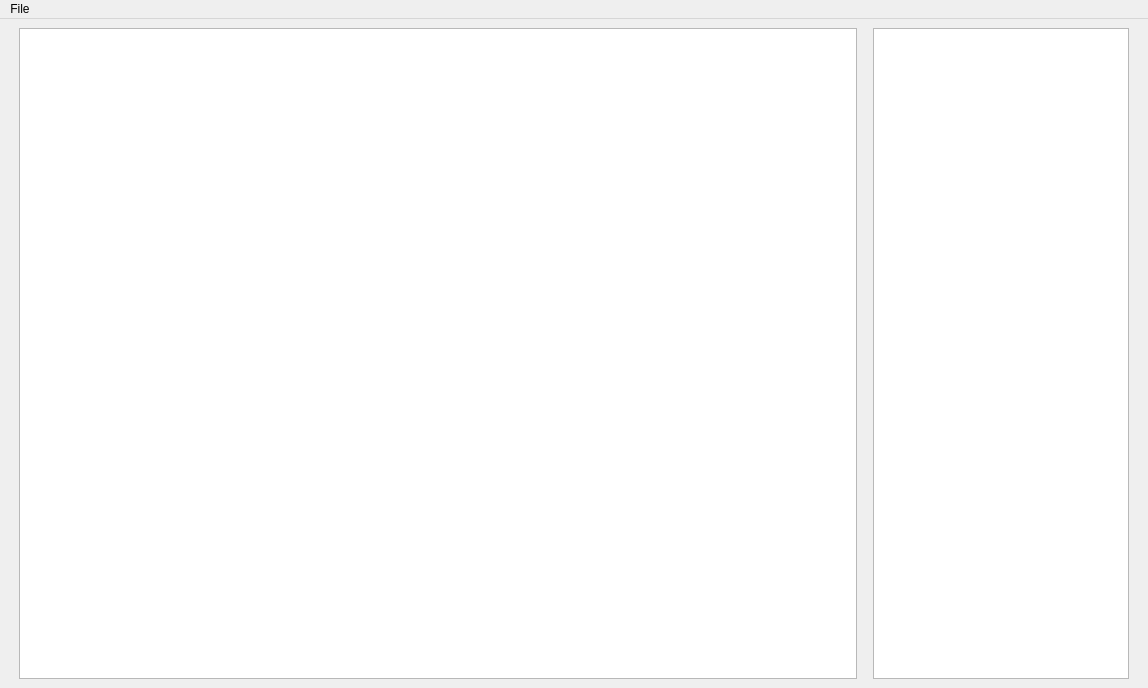
This is cr_ui/cr.ui in Moyv-Wang/Image_Coordinate_Measurement as Qt 5 draws it before an edit. The edited form follows.
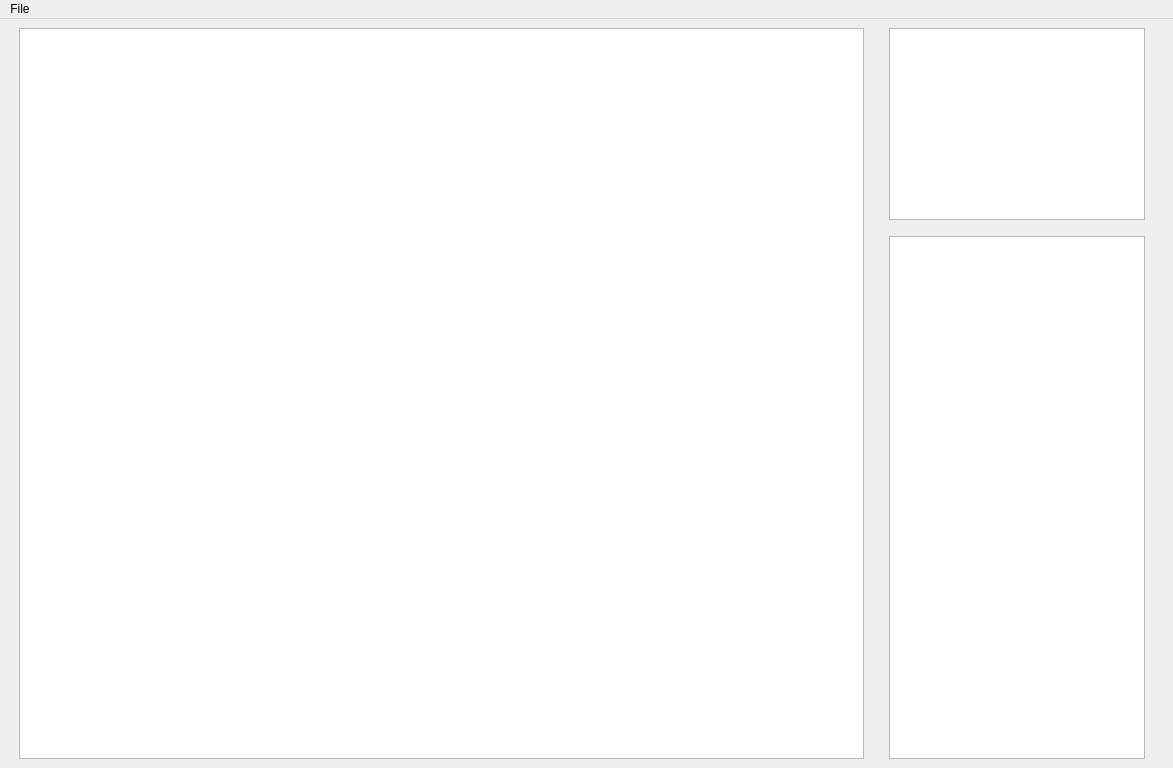
This is the edited form.

Commit message: This Version succeeded in fitting ellipse, popup a dialog to receive the flag of a point. Also, the coordinate of the Circle center can be calculated. But OCR needs to be completed.

```diff
--- a/cr_ui/cr.ui
+++ b/cr_ui/cr.ui
@@ -6,8 +6,8 @@
    <rect>
     <x>0</x>
     <y>0</y>
-    <width>1148</width>
-    <height>688</height>
+    <width>1173</width>
+    <height>768</height>
    </rect>
   </property>
   <property name="windowTitle">
@@ -51,13 +51,57 @@
      </spacer>
     </item>
     <item>
-     <widget class="QTableWidget" name="tW">
+     <widget class="QWidget" name="widget" native="true">
       <property name="sizePolicy">
-       <sizepolicy hsizetype="Fixed" vsizetype="Expanding">
+       <sizepolicy hsizetype="Preferred" vsizetype="Preferred">
         <horstretch>0</horstretch>
         <verstretch>0</verstretch>
        </sizepolicy>
       </property>
+      <layout class="QVBoxLayout" name="verticalLayout">
+       <property name="topMargin">
+        <number>0</number>
+       </property>
+       <property name="bottomMargin">
+        <number>0</number>
+       </property>
+       <item>
+        <widget class="QGraphicsView" name="preview">
+         <property name="sizePolicy">
+          <sizepolicy hsizetype="Fixed" vsizetype="Fixed">
+           <horstretch>0</horstretch>
+           <verstretch>0</verstretch>
+          </sizepolicy>
+         </property>
+        </widget>
+       </item>
+       <item>
+        <spacer name="verticalSpacer">
+         <property name="orientation">
+          <enum>Qt::Vertical</enum>
+         </property>
+         <property name="sizeType">
+          <enum>QSizePolicy::Fixed</enum>
+         </property>
+         <property name="sizeHint" stdset="0">
+          <size>
+           <width>20</width>
+           <height>10</height>
+          </size>
+         </property>
+        </spacer>
+       </item>
+       <item>
+        <widget class="QTableWidget" name="tW">
+         <property name="sizePolicy">
+          <sizepolicy hsizetype="Fixed" vsizetype="Expanding">
+           <horstretch>0</horstretch>
+           <verstretch>0</verstretch>
+          </sizepolicy>
+         </property>
+        </widget>
+       </item>
+      </layout>
      </widget>
     </item>
     <item>
@@ -83,7 +127,7 @@
     <rect>
      <x>0</x>
      <y>0</y>
-     <width>1148</width>
+     <width>1173</width>
      <height>26</height>
     </rect>
    </property>
```
Left out of the diff: 1 changed line with no effect on the pictures. The commit also changes 6 other files.
